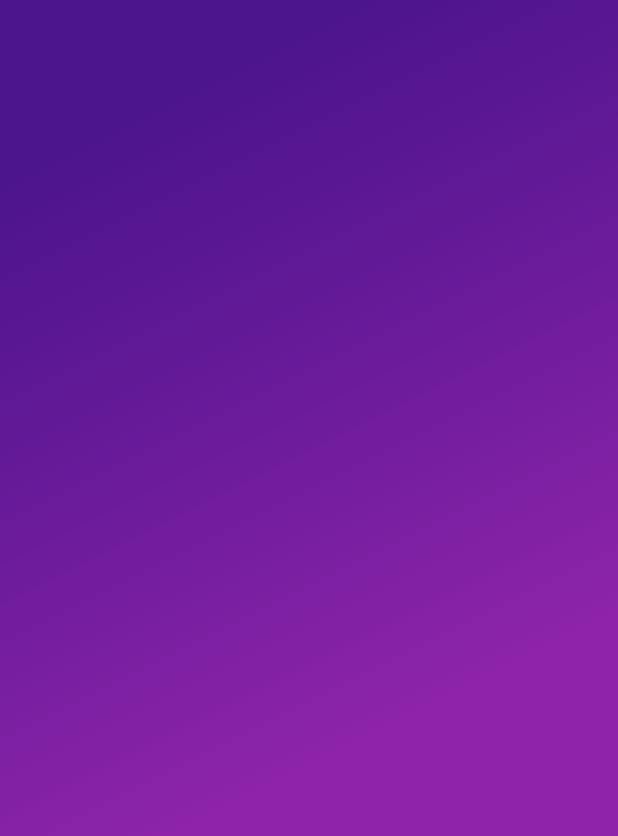
After one commit to School-Flutter-Dart/WooLaLa2020, a Flutter app: the screen it shows after launch, on a phone screen of 412 x 824 dp. The commit adds this screen. Shown: the top 836 px of the screen. Run offline on Flutter 3.47's test engine with Material 2 defaults, Android fonts, the phone set to English and light mode, and no system bars.

Commit message:
file structure updated

```diff
--- a/woolala_app/lib/main.dart
+++ b/woolala_app/lib/main.dart
@@ -1,4 +1,5 @@
 import 'package:flutter/material.dart';
+import 'package:woolala_app/screens/login_screen.dart';
 
 void main() {
   runApp(WooLaLa());
@@ -9,32 +10,13 @@ class WooLaLa extends StatelessWidget {
   Widget build(BuildContext context) {
     return MaterialApp(
       title: 'WooLaLa',
+      debugShowCheckedModeBanner: false,
       theme: ThemeData(
         primarySwatch: Colors.green,
         // This makes the visual density adapt to the platform that you run the app on. For desktop platforms, the controls will be smaller and closer together (more dense) than on mobile platforms.
         visualDensity: VisualDensity.adaptivePlatformDensity,
       ),
-      home: HomePage(),
+      home: LoginScreen(),
     );
   }
 }
-
-class HomePage extends StatelessWidget {
-  @override
-  Widget build(BuildContext context) {
-    return Scaffold(
-      body: Container(
-        decoration: BoxDecoration(
-          gradient: LinearGradient(
-              begin: Alignment.topCenter,
-              colors: [
-                Colors.purple[900],
-                Colors.purple[800],
-                Colors.purple[600]
-              ]
-          ),
-        ),
-      ),
-    );
-  }
-}
--- /dev/null
+++ b/woolala_app/lib/screens/login_screen.dart
@@ -0,0 +1,23 @@
+import 'package:flutter/material.dart';
+import 'package:flutter/services.dart';
+
+
+class LoginScreen extends StatelessWidget {
+  @override
+  Widget build(BuildContext context) {
+    return Scaffold(
+      body: Container(
+        decoration: BoxDecoration(
+          gradient: LinearGradient(
+              begin: Alignment.topCenter,
+              colors: [
+                Colors.purple[900],
+                Colors.purple[800],
+                Colors.purple[600]
+              ]
+          ),
+        ),
+      ),
+    );
+  }
+}
```
